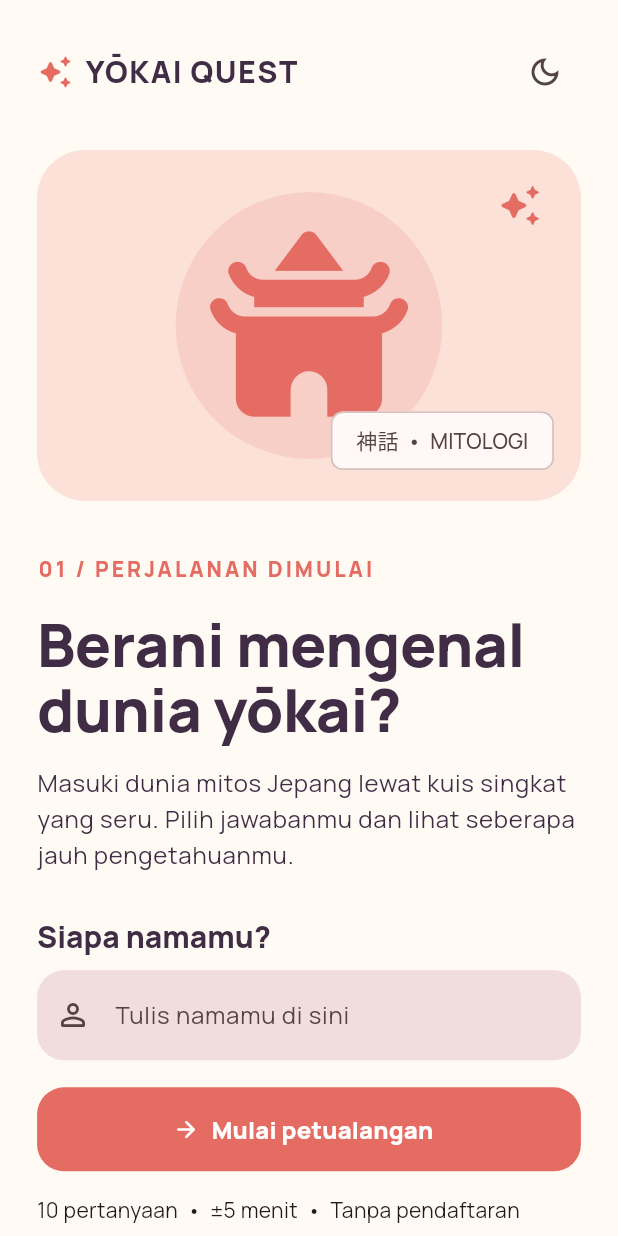
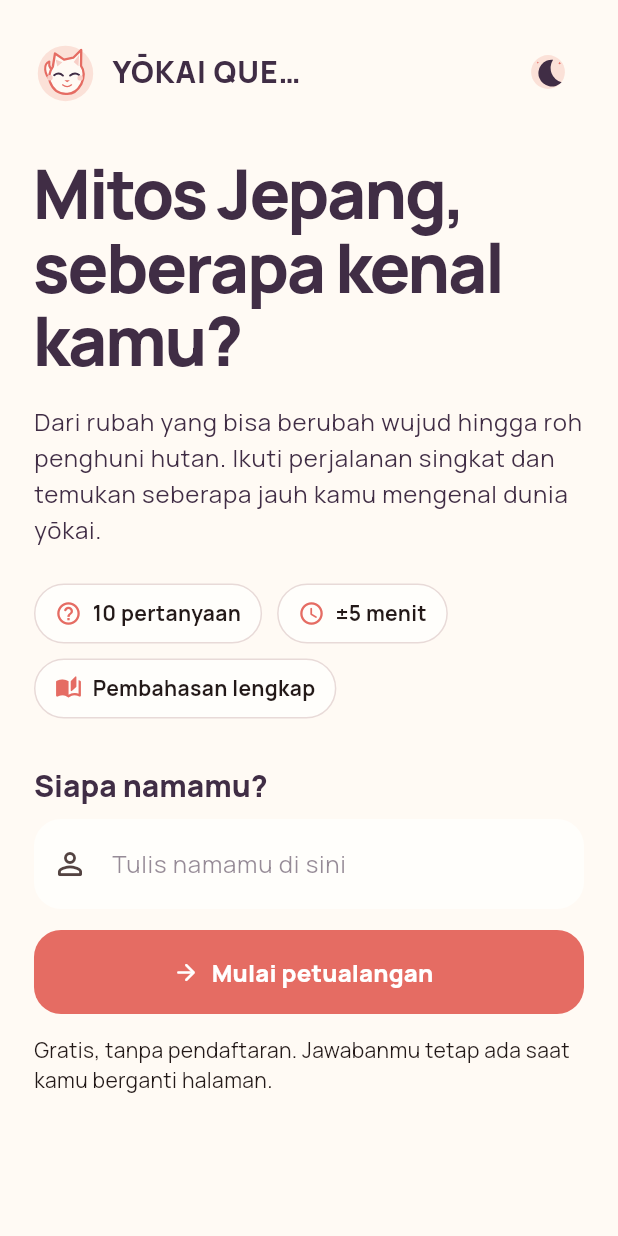
Before and after one commit to ZeaLIsHere/UTS_PM5_TariqRahmadari-241401021, a Flutter app: the screen it shows after launch, on a phone screen of 412 x 824 dp. Run offline on Flutter 3.47's test engine with Material 3 defaults, Android fonts, the phone set to English and light mode, and no system bars; our stand-ins replace flutter_svg.

Commit message:
feat: redesign welcome screen with supplied SVG artwork

```diff
--- a/lib/core/app_theme.dart
+++ b/lib/core/app_theme.dart
@@ -2,8 +2,12 @@ import 'package:flutter/material.dart';
 
 class AppTheme {
   static const coral = Color(0xFFE56C63);
-  static ThemeData get light =>
-      _make(Brightness.light, const Color(0xFFFFFAF4), const Color(0xFF402D45));
+  static const plum = Color(0xFF402D45);
+  static const cream = Color(0xFFFFFAF4);
+  static const blush = Color(0xFFFBE1D8);
+  static const paper = Color(0xFFFFFEFB);
+  static const darkSurface = Color(0xFF29232E);
+  static ThemeData get light => _make(Brightness.light, cream, plum);
   static ThemeData get dark =>
       _make(Brightness.dark, const Color(0xFF18141D), const Color(0xFFF9EEF4));
 
@@ -20,9 +24,13 @@ class AppTheme {
       fontFamily: 'Manrope',
       scaffoldBackgroundColor: background,
       colorScheme: scheme,
+      dividerColor: brightness == Brightness.light
+          ? const Color(0xFFE8DAD8)
+          : const Color(0xFF504653),
+      cardColor: brightness == Brightness.light ? paper : darkSurface,
       textTheme: TextTheme(
         displayLarge: TextStyle(
-          fontSize: 48,
+          fontSize: 52,
           height: 1.08,
           fontWeight: FontWeight.w800,
           color: ink,
@@ -41,6 +49,8 @@ class AppTheme {
       ),
       inputDecorationTheme: InputDecorationTheme(
         filled: true,
+        fillColor: brightness == Brightness.light ? paper : darkSurface,
+        hintStyle: TextStyle(color: ink.withValues(alpha: .55)),
         border: OutlineInputBorder(
           borderRadius: BorderRadius.circular(18),
           borderSide: BorderSide.none,
--- a/lib/features/home/home_page.dart
+++ b/lib/features/home/home_page.dart
@@ -1,6 +1,8 @@
 import 'package:flutter/material.dart';
+import 'package:flutter_svg/flutter_svg.dart';
 
 import '../../core/app_theme.dart';
+import '../../widgets/brand_header.dart';
 import '../../widgets/primary_button.dart';
 import '../quiz/quiz_page.dart';
 import '../quiz/quiz_session.dart';
@@ -9,6 +11,7 @@ import '../result/result_page.dart';
 class HomePage extends StatefulWidget {
   const HomePage({super.key, required this.onToggleTheme});
   final VoidCallback onToggleTheme;
+
   @override
   State<HomePage> createState() => _HomePageState();
 }
@@ -24,7 +27,7 @@ class _HomePageState extends State<HomePage> {
   }
 
   void start() {
-    if (form.currentState!.validate()) {
+    if (!form.currentState!.validate()) return;
     final session = QuizSession(name.text.trim());
     Navigator.push(
       context,
@@ -39,52 +42,65 @@ class _HomePageState extends State<HomePage> {
       ),
     ).then((_) => session.dispose());
   }
-  }
 
   @override
   Widget build(BuildContext context) {
     final theme = Theme.of(context);
-    final screen = MediaQuery.sizeOf(context);
+    final width = MediaQuery.sizeOf(context).width;
+    final gutter = (width * .055).clamp(20.0, 52.0);
     return Scaffold(
       body: SafeArea(
         child: Center(
           child: ConstrainedBox(
-            constraints: const BoxConstraints(maxWidth: 960),
+            constraints: const BoxConstraints(maxWidth: 1240),
             child: SingleChildScrollView(
-              padding: EdgeInsets.symmetric(
-                horizontal: (screen.width * .06).clamp(20.0, 48.0),
-                vertical: 24,
+              padding: EdgeInsets.fromLTRB(gutter, 24, gutter, 36),
+              child: LayoutBuilder(
+                builder: (context, constraints) {
+                  final wide = constraints.maxWidth >= 800;
+                  final copy = Column(
+                    crossAxisAlignment: CrossAxisAlignment.start,
+                    children: [
+                      Text(
+                        'Mitos Jepang, seberapa kenal kamu?',
+                        style: theme.textTheme.displayLarge?.copyWith(
+                          fontSize: wide ? 60 : (width < 380 ? 38 : 45),
+                          letterSpacing: -1.5,
                         ),
-              child: LayoutBuilder(
-                builder: (context, box) {
-                  final wide = box.maxWidth >= 700;
-                  final intro = Form(
+                      ),
+                      const SizedBox(height: 18),
+                      ConstrainedBox(
+                        constraints: const BoxConstraints(maxWidth: 530),
+                        child: Text(
+                          'Dari rubah yang bisa berubah wujud hingga roh penghuni hutan. Ikuti perjalanan singkat dan temukan seberapa jauh kamu mengenal dunia yōkai.',
+                          style: theme.textTheme.bodyLarge,
+                        ),
+                      ),
+                      const SizedBox(height: 24),
+                      Wrap(
+                        spacing: 10,
+                        runSpacing: 10,
+                        children: const [
+                          _InfoChip(
+                            icon: Icons.help_outline_rounded,
+                            label: '10 pertanyaan',
+                          ),
+                          _InfoChip(
+                            icon: Icons.schedule_rounded,
+                            label: '±5 menit',
+                          ),
+                          _InfoChip(
+                            icon: Icons.auto_stories_rounded,
+                            label: 'Pembahasan lengkap',
+                          ),
+                        ],
+                      ),
+                      const SizedBox(height: 32),
+                      Form(
                         key: form,
                         child: Column(
                           crossAxisAlignment: CrossAxisAlignment.start,
-                      mainAxisSize: MainAxisSize.min,
                           children: [
-                        Text(
-                          '01 / PERJALANAN DIMULAI',
-                          style: theme.textTheme.labelLarge?.copyWith(
-                            color: AppTheme.coral,
-                            letterSpacing: 2,
-                            fontWeight: FontWeight.w800,
-                          ),
-                        ),
-                        const SizedBox(height: 18),
-                        Text(
-                          'Berani mengenal dunia yōkai?',
-                          style: theme.textTheme.displayLarge?.copyWith(
-                            fontSize: wide ? 48 : 40,
-                          ),
-                        ),
-                        const SizedBox(height: 16),
-                        Text(
-                          'Masuki dunia mitos Jepang lewat kuis singkat yang seru. Pilih jawabanmu dan lihat seberapa jauh pengetahuanmu.',
-                          style: theme.textTheme.bodyLarge,
-                        ),
-                        const SizedBox(height: 30),
                             Text(
                               'Siapa namamu?',
                               style: theme.textTheme.titleLarge,
@@ -103,113 +119,65 @@ class _HomePageState extends State<HomePage> {
                                   ? 'Nama wajib diisi'
                                   : null,
                             ),
-                        const SizedBox(height: 18),
+                            const SizedBox(height: 14),
                             PrimaryButton(
                               label: 'Mulai petualangan',
                               onPressed: start,
                             ),
-                        const SizedBox(height: 16),
+                          ],
+                        ),
+                      ),
+                      const SizedBox(height: 14),
                       Text(
-                          '10 pertanyaan  •  ±5 menit  •  Tanpa pendaftaran',
+                        'Gratis, tanpa pendaftaran. Jawabanmu tetap ada saat kamu berganti halaman.',
                         style: theme.textTheme.bodyMedium,
                       ),
                     ],
+                  );
+                  final artwork = Semantics(
+                    label: 'Ilustrasi kuil Jepang bersama maskot kitsune',
+                    child: SvgPicture.asset(
+                      'assets/svg/hero_card_artwork.svg',
+                      fit: BoxFit.contain,
+                      excludeFromSemantics: true,
                     ),
                   );
-                  final art = AspectRatio(
-                    aspectRatio: wide ? 1 : 1.55,
-                    child: Container(
-                      decoration: BoxDecoration(
-                        color: theme.brightness == Brightness.dark
-                            ? const Color(0xFF3B273B)
-                            : const Color(0xFFFBE1D8),
-                        borderRadius: BorderRadius.circular(32),
-                      ),
-                      child: Stack(
-                        alignment: Alignment.center,
+                  return Column(
+                    crossAxisAlignment: CrossAxisAlignment.start,
                     children: [
-                          FractionallySizedBox(
-                            widthFactor: .64,
-                            heightFactor: .76,
-                            child: DecoratedBox(
-                              decoration: BoxDecoration(
-                                color: AppTheme.coral.withValues(alpha: .15),
-                                shape: BoxShape.circle,
-                              ),
-                              child: const FittedBox(
-                                fit: BoxFit.contain,
-                                child: Padding(
-                                  padding: EdgeInsets.all(24),
-                                  child: Icon(
-                                    Icons.temple_buddhist_rounded,
-                                    color: AppTheme.coral,
-                                    size: 220,
-                                    semanticLabel: 'Ilustrasi kuil Jepang',
+                      BrandHeader(
+                        trailing: IconButton(
+                          tooltip: 'Ganti tema',
+                          onPressed: widget.onToggleTheme,
+                          icon: SvgPicture.asset(
+                            'assets/svg/icon_moon.svg',
+                            width: 28,
+                            height: 28,
+                            excludeFromSemantics: true,
                           ),
                         ),
                       ),
-                            ),
-                          ),
-                          const Positioned(
-                            top: 22,
-                            right: 26,
-                            child: Icon(
-                              Icons.auto_awesome_rounded,
-                              color: AppTheme.coral,
-                              size: 30,
-                            ),
-                          ),
-                          Positioned(
-                            bottom: 16,
-                            right: 18,
-                            child: Chip(
-                              label: const Text('神話  •  MITOLOGI'),
-                              backgroundColor: theme.colorScheme.surface,
-                            ),
-                          ),
-                        ],
-                      ),
-                    ),
-                  );
-                  return Column(
-                    children: [
-                      Row(
-                        children: [
-                          const Icon(
-                            Icons.auto_awesome_rounded,
-                            color: AppTheme.coral,
-                          ),
-                          const SizedBox(width: 8),
-                          Text(
-                            'YŌKAI QUEST',
-                            style: theme.textTheme.titleLarge?.copyWith(
-                              letterSpacing: 1,
-                            ),
-                          ),
-                          const Spacer(),
-                          IconButton(
-                            tooltip: 'Ganti tema',
-                            onPressed: widget.onToggleTheme,
-                            icon: Icon(
-                              theme.brightness == Brightness.dark
-                                  ? Icons.light_mode_outlined
-                                  : Icons.dark_mode_outlined,
-                            ),
-                          ),
-                        ],
-                      ),
-                      SizedBox(height: wide ? 64 : 28),
+                      SizedBox(height: wide ? 72 : 32),
                       if (wide)
                         Row(
+                          crossAxisAlignment: CrossAxisAlignment.center,
                           children: [
-                            Expanded(child: intro),
-                            const SizedBox(width: 52),
-                            Expanded(child: art),
+                            Expanded(flex: 11, child: copy),
+                            const SizedBox(width: 46),
+                            Expanded(flex: 10, child: artwork),
                           ],
                         )
                       else
                         Column(
-                          children: [art, const SizedBox(height: 36), intro],
+                          crossAxisAlignment: CrossAxisAlignment.start,
+                          children: [copy, const SizedBox(height: 32), artwork],
+                        ),
+                      const SizedBox(height: 52),
+                      Divider(color: theme.dividerColor),
+                      const SizedBox(height: 14),
+                      Text(
+                        'Yōkai Quest  •  Jelajahi kisah, pilih jawaban, temukan ceritanya.',
+                        style: theme.textTheme.bodyMedium,
                       ),
                     ],
                   );
@@ -222,3 +190,35 @@ class _HomePageState extends State<HomePage> {
     );
   }
 }
+
+class _InfoChip extends StatelessWidget {
+  const _InfoChip({required this.icon, required this.label});
+  final IconData icon;
+  final String label;
+
+  @override
+  Widget build(BuildContext context) {
+    final theme = Theme.of(context);
+    return Container(
+      padding: const EdgeInsets.symmetric(horizontal: 13, vertical: 9),
+      decoration: BoxDecoration(
+        color: theme.cardColor,
+        border: Border.all(color: theme.dividerColor),
+        borderRadius: BorderRadius.circular(100),
+      ),
+      child: Row(
+        mainAxisSize: MainAxisSize.min,
+        children: [
+          Icon(icon, size: 18, color: AppTheme.coral),
+          const SizedBox(width: 7),
+          Text(
+            label,
+            style: theme.textTheme.bodyMedium?.copyWith(
+              fontWeight: FontWeight.w700,
+            ),
+          ),
+        ],
+      ),
+    );
+  }
+}
--- /dev/null
+++ b/lib/widgets/brand_header.dart
@@ -0,0 +1,32 @@
+import 'package:flutter/material.dart';
+import 'package:flutter_svg/flutter_svg.dart';
+
+class BrandHeader extends StatelessWidget {
+  const BrandHeader({super.key, this.trailing});
+  final Widget? trailing;
+
+  @override
+  Widget build(BuildContext context) {
+    final theme = Theme.of(context);
+    return Row(
+      children: [
+        SvgPicture.asset(
+          'assets/svg/mascot_kitsune.svg',
+          width: 42,
+          height: 42,
+          semanticsLabel: 'Maskot kitsune',
+        ),
+        const SizedBox(width: 10),
+        Flexible(
+          child: Text(
+            'YŌKAI QUEST',
+            maxLines: 1,
+            overflow: TextOverflow.ellipsis,
+            style: theme.textTheme.titleLarge?.copyWith(letterSpacing: .6),
+          ),
+        ),
+        if (trailing != null) ...[const Spacer(), trailing!],
+      ],
+    );
+  }
+}
--- a/pubspec.yaml
+++ b/pubspec.yaml
@@ -34,6 +34,7 @@ dependencies:
   # The following adds the Cupertino Icons font to your application.
   # Use with the CupertinoIcons class for iOS style icons.
   cupertino_icons: ^1.0.8
+  flutter_svg: ^2.3.0
 
 dev_dependencies:
   flutter_test:
@@ -56,6 +57,9 @@ flutter:
   # included with your application, so that you can use the icons in
   # the material Icons class.
   uses-material-design: true
+
+  assets:
+    - assets/svg/
 
   fonts:
     - family: Manrope
```
Also changed, not shown: assets/svg/app_icon.svg (added), assets/svg/app_icon_foreground.svg (added), assets/svg/empty_state.svg (added), assets/svg/hero_card_artwork.svg (added), assets/svg/hero_shrine_illustration.svg (added), assets/svg/icon_moon.svg (added), assets/svg/mascot_kitsune.svg (added), assets/svg/ornament_sparkles.svg (added), assets/svg/quiz_scroll.svg (added), assets/svg/result_seal.svg (added), pubspec.lock. Lines whose indentation alone changed are shown as unchanged.
